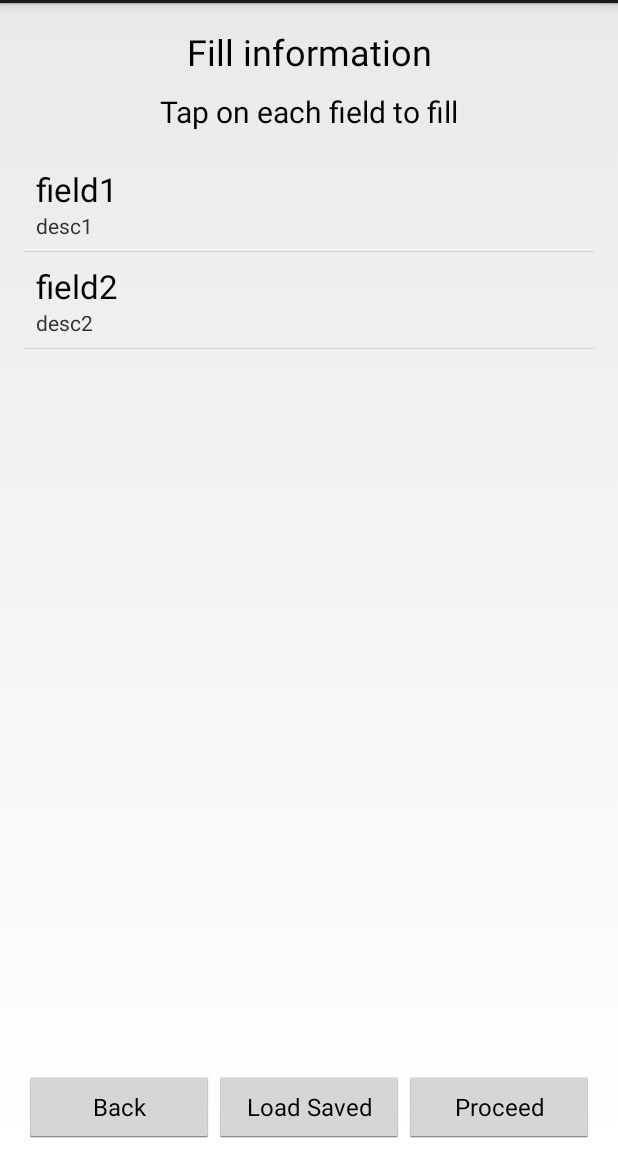
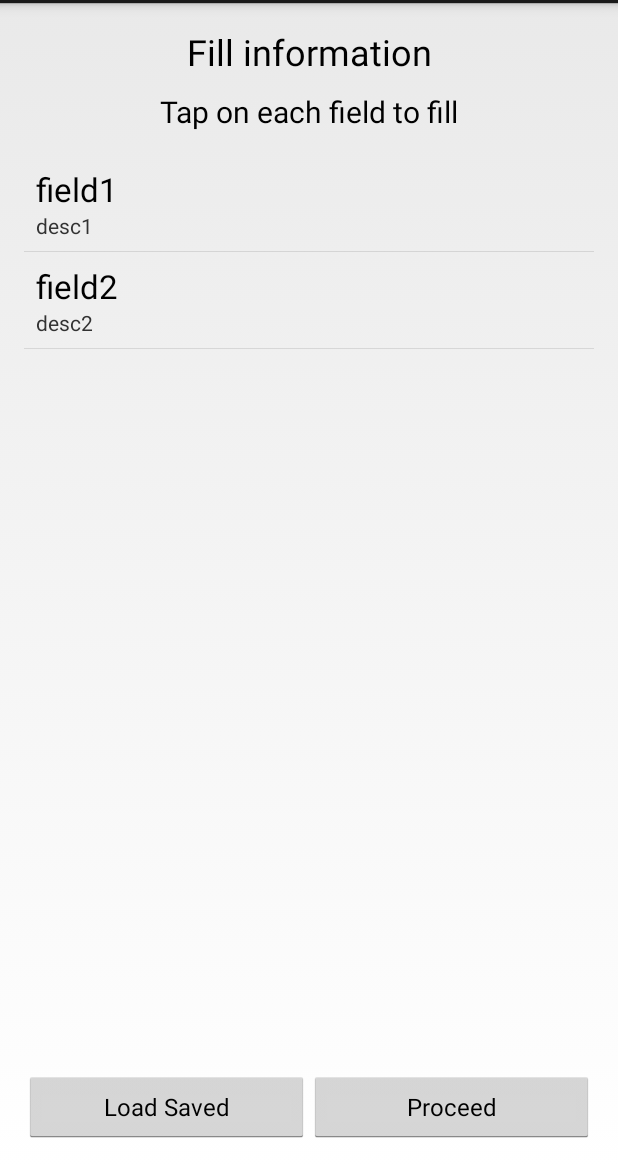
Before and after one commit to logchan/SecurePasswordManager, an Android app: the InformationInputActivity screen opened directly, with no data from a screen before it, after a tap on "Load Saved", on a phone screen of 412 x 824 dp, the part 69-1236 px from its top. Run offline under Robolectric (Android 15) with nearby library versions, the phone set to English and light mode, and no system bars.

Commit message:
remove "back" of info input page

```diff
--- a/app/src/main/java/hk/ust/ustac/team8/securepasswordmanager/InformationInputActivity.java
+++ b/app/src/main/java/hk/ust/ustac/team8/securepasswordmanager/InformationInputActivity.java
@@ -41,8 +41,6 @@ public class InformationInputActivity extends Activity implements Button.OnClick
 
     private ListView listView;
 
-    private Button backBtn;
-
     private Button procBtn;
 
     private Button loadBtn;
@@ -58,14 +56,12 @@ public class InformationInputActivity extends Activity implements Button.OnClick
 
         // set reference
         listView = (ListView) findViewById(R.id.infoFillList);
-        backBtn = (Button) findViewById(R.id.infoFillBackBtn);
         procBtn = (Button) findViewById(R.id.infoFillProceedBtn);
         loadBtn = (Button) findViewById(R.id.infoFillLoadBtn);
 
         // set listener
         listView.setOnItemClickListener(this);
         listView.setOnItemLongClickListener(this);
-        backBtn.setOnClickListener(this);
         procBtn.setOnClickListener(this);
         loadBtn.setOnClickListener(this);
 
@@ -88,9 +84,6 @@ public class InformationInputActivity extends Activity implements Button.OnClick
     @Override
     public void onClick(View view) {
         switch (view.getId()) {
-            case R.id.infoFillBackBtn:
-                //TODO: implement back
-                break;
             case R.id.infoFillLoadBtn:
                 //TODO: implement load
                 break;
--- a/app/src/main/res/layout/activity_information_input.xml
+++ b/app/src/main/res/layout/activity_information_input.xml
@@ -35,12 +35,6 @@
 
             <Button
                 style="@style/ButtonTheme.Filled"
-                android:text="@string/go_back"
-                android:id="@+id/infoFillBackBtn"
-                />
-
-            <Button
-                style="@style/ButtonTheme.Filled"
                 android:paddingLeft="5dp"
                 android:paddingRight="5dp"
                 android:text="@string/load_saved_info"
```
